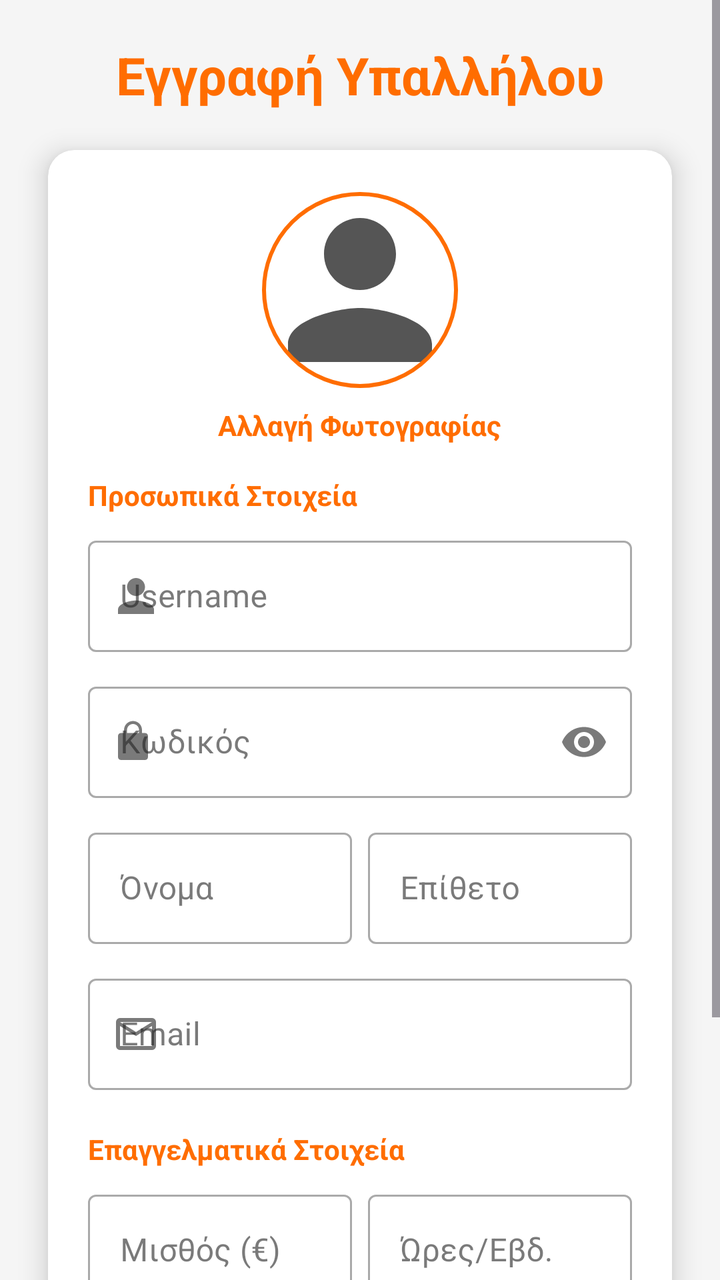
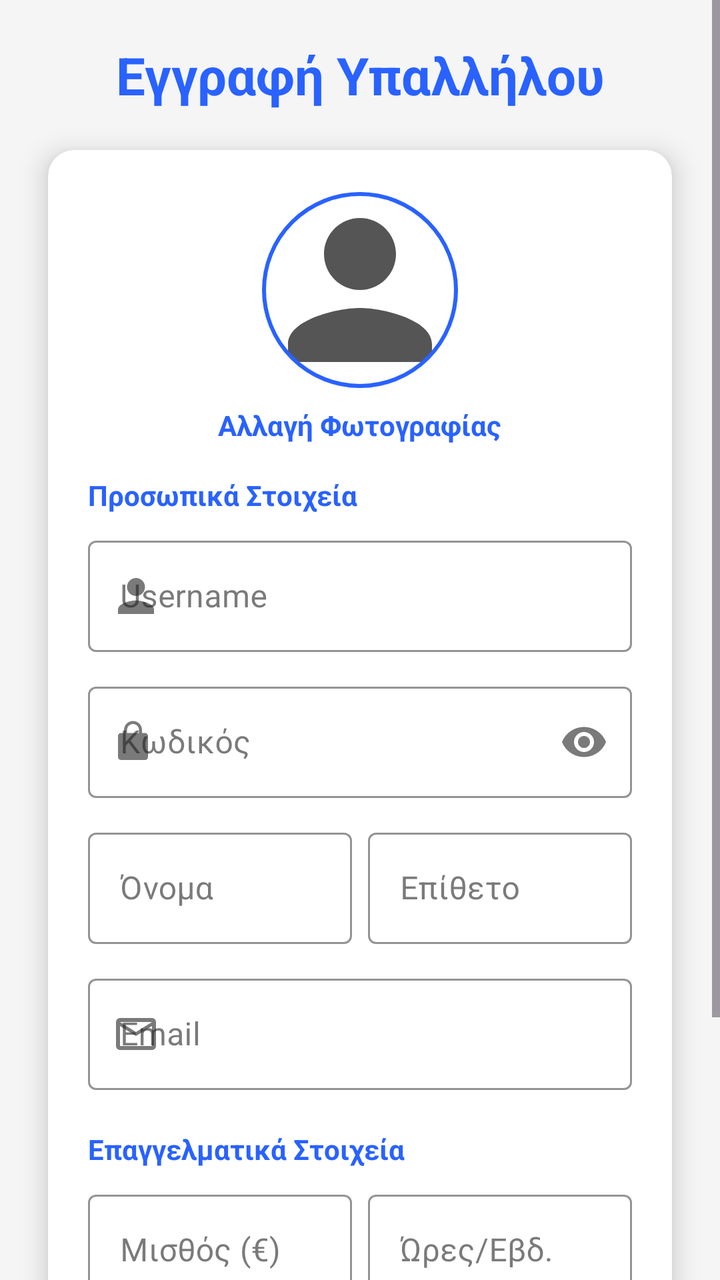

Two renders of the same Android screen: before a commit and after it. Below are the layout's source before the change and the commit's diff.
<!-- AndroidManifest.xml: application theme Theme.Team21 -->
<!-- res/layout/activity_employee_registration.xml -->
<?xml version="1.0" encoding="utf-8"?>
<ScrollView xmlns:android="http://schemas.android.com/apk/res/android"
    xmlns:app="http://schemas.android.com/apk/res-auto"
    android:layout_width="match_parent"
    android:layout_height="match_parent"
    android:background="?android:attr/windowBackground"
    android:fillViewport="true">

    <androidx.constraintlayout.widget.ConstraintLayout
        android:id="@+id/employeeRegistrationActivity"
        android:layout_width="match_parent"
        android:layout_height="wrap_content"
        android:paddingBottom="48dp">

        <TextView
            android:id="@+id/txtRegisterHeader"
            android:layout_width="wrap_content"
            android:layout_height="wrap_content"
            android:layout_marginTop="20dp"
            android:text="Εγγραφή Υπαλλήλου"
            android:textColor="?attr/colorSecondary"
            android:textSize="26sp"
            android:textStyle="bold"
            app:layout_constraintEnd_toEndOf="parent"
            app:layout_constraintStart_toStartOf="parent"
            app:layout_constraintTop_toTopOf="parent" />

        <androidx.cardview.widget.CardView
            android:id="@+id/registerCardView"
            android:layout_width="0dp"
            android:layout_height="wrap_content"
            android:layout_marginStart="24dp"
            android:layout_marginTop="20dp"
            android:layout_marginEnd="24dp"
            app:cardBackgroundColor="?attr/colorSurface"
            app:cardCornerRadius="13dp"
            app:cardElevation="8dp"
            app:layout_constraintEnd_toEndOf="parent"
            app:layout_constraintStart_toStartOf="parent"
            app:layout_constraintTop_toBottomOf="@+id/txtRegisterHeader">

            <LinearLayout
                android:layout_width="match_parent"
                android:layout_height="wrap_content"
                android:orientation="vertical"
                android:padding="20dp">

                
                <LinearLayout
                    android:layout_width="match_parent"
                    android:layout_height="wrap_content"
                    android:gravity="center"
                    android:orientation="vertical"
                    android:layout_marginBottom="16dp">

                    <com.google.android.material.imageview.ShapeableImageView
                        android:id="@+id/imgProfile"
                        android:layout_width="100dp"
                        android:layout_height="100dp"
                        android:padding="2dp"
                        android:scaleType="centerCrop"
                        android:src="@drawable/ic_person"
                        app:strokeColor="?attr/colorSecondary"
                        app:strokeWidth="2dp"
                        app:shapeAppearanceOverlay="@style/CircleImage" />

                    <TextView
                        android:id="@+id/btnChangePhoto"
                        android:layout_width="wrap_content"
                        android:layout_height="wrap_content"
                        android:layout_marginTop="8dp"
                        android:background="?attr/selectableItemBackground"
                        android:clickable="true"
                        android:focusable="true"
                        android:text="Αλλαγή Φωτογραφίας"
                        android:textColor="?attr/colorSecondary"
                        android:textStyle="bold" />
                </LinearLayout>

                <TextView
                    android:layout_width="wrap_content"
                    android:layout_height="wrap_content"
                    android:layout_marginBottom="8dp"
                    android:text="Προσωπικά Στοιχεία"
                    android:textColor="?attr/colorSecondary"
                    android:textStyle="bold" />

                <com.google.android.material.textfield.TextInputLayout
                    style="@style/Widget.MaterialComponents.TextInputLayout.OutlinedBox"
                    android:layout_width="match_parent"
                    android:layout_height="wrap_content"
                    android:hint="Username"
                    app:startIconDrawable="@drawable/ic_person">

                    <com.google.android.material.textfield.TextInputEditText
                        android:id="@+id/edtRegUsername"
                        android:layout_width="match_parent"
                        android:layout_height="wrap_content"
                        android:inputType="text" />
                </com.google.android.material.textfield.TextInputLayout>

                <com.google.android.material.textfield.TextInputLayout
                    style="@style/Widget.MaterialComponents.TextInputLayout.OutlinedBox"
                    android:layout_width="match_parent"
                    android:layout_height="wrap_content"
                    android:layout_marginTop="12dp"
                    android:hint="Κωδικός"
                    app:endIconMode="password_toggle"
                    app:startIconDrawable="@drawable/ic_lock">

                    <com.google.android.material.textfield.TextInputEditText
                        android:id="@+id/edtRegPassword"
                        android:layout_width="match_parent"
                        android:layout_height="wrap_content"
                        android:inputType="textPassword" />
                </com.google.android.material.textfield.TextInputLayout>

                <LinearLayout
                    android:layout_width="match_parent"
                    android:layout_height="wrap_content"
                    android:layout_marginTop="12dp"
                    android:orientation="horizontal">

                    <com.google.android.material.textfield.TextInputLayout
                        style="@style/Widget.MaterialComponents.TextInputLayout.OutlinedBox"
                        android:layout_width="0dp"
                        android:layout_height="wrap_content"
                        android:layout_weight="1"
                        android:layout_marginEnd="4dp"
                        android:hint="Όνομα">

                        <com.google.android.material.textfield.TextInputEditText
                            android:id="@+id/edtRegName"
                            android:layout_width="match_parent"
                            android:layout_height="wrap_content"
                            android:inputType="textPersonName" />
                    </com.google.android.material.textfield.TextInputLayout>

                    <com.google.android.material.textfield.TextInputLayout
                        style="@style/Widget.MaterialComponents.TextInputLayout.OutlinedBox"
                        android:layout_width="0dp"
                        android:layout_height="wrap_content"
                        android:layout_weight="1"
                        android:layout_marginStart="4dp"
                        android:hint="Επίθετο">

                        <com.google.android.material.textfield.TextInputEditText
                            android:id="@+id/edtRegSurname"
                            android:layout_width="match_parent"
                            android:layout_height="wrap_content"
                            android:inputType="textPersonName" />
                    </com.google.android.material.textfield.TextInputLayout>
                </LinearLayout>

                <com.google.android.material.textfield.TextInputLayout
                    style="@style/Widget.MaterialComponents.TextInputLayout.OutlinedBox"
                    android:layout_width="match_parent"
                    android:layout_height="wrap_content"
                    android:layout_marginTop="12dp"
                    android:hint="Email"
                    app:startIconDrawable="@drawable/ic_email">

                    <com.google.android.material.textfield.TextInputEditText
                        android:id="@+id/edtRegEmail"
                        android:layout_width="match_parent"
                        android:layout_height="wrap_content"
                        android:inputType="textEmailAddress" />
                </com.google.android.material.textfield.TextInputLayout>

                
                <TextView
                    android:layout_width="wrap_content"
                    android:layout_height="wrap_content"
                    android:layout_marginTop="20dp"
                    android:layout_marginBottom="8dp"
                    android:text="Επαγγελματικά Στοιχεία"
                    android:textColor="?attr/colorSecondary"
                    android:textStyle="bold" />

                <LinearLayout
                    android:layout_width="match_parent"
                    android:layout_height="wrap_content"
                    android:orientation="horizontal">

                    <com.google.android.material.textfield.TextInputLayout
                        style="@style/Widget.MaterialComponents.TextInputLayout.OutlinedBox"
                        android:layout_width="0dp"
                        android:layout_height="wrap_content"
                        android:layout_weight="1"
                        android:layout_marginEnd="4dp"
                        android:hint="Μισθός (€)">

                        <com.google.android.material.textfield.TextInputEditText
                            android:id="@+id/edtRegSalary"
                            android:layout_width="match_parent"
                            android:layout_height="wrap_content"
                            android:inputType="number" />
                    </com.google.android.material.textfield.TextInputLayout>

                    <com.google.android.material.textfield.TextInputLayout
                        style="@style/Widget.MaterialComponents.TextInputLayout.OutlinedBox"
                        android:layout_width="0dp"
                        android:layout_height="wrap_content"
                        android:layout_weight="1"
                        android:layout_marginStart="4dp"
                        android:hint="Ώρες/Εβδ.">

                        <com.google.android.material.textfield.TextInputEditText
                            android:id="@+id/edtRegHours"
                            android:layout_width="match_parent"
                            android:layout_height="wrap_content"
                            android:inputType="number" />
                    </com.google.android.material.textfield.TextInputLayout>
                </LinearLayout>

                
                <com.google.android.material.textfield.TextInputLayout
                    android:id="@+id/tilMaxQuantity"
                    style="@style/Widget.MaterialComponents.TextInputLayout.OutlinedBox"
                    android:layout_width="match_parent"
                    android:layout_height="wrap_content"
                    android:layout_marginTop="12dp"
                    android:visibility="gone"
                    android:hint="Μέγιστος Αριθμός Παραγγελιών">

                    <com.google.android.material.textfield.TextInputEditText
                        android:id="@+id/edtRegMaxQuantity"
                        android:layout_width="match_parent"
                        android:layout_height="wrap_content"
                        android:inputType="number" />
                </com.google.android.material.textfield.TextInputLayout>

                <com.google.android.material.button.MaterialButton
                    android:id="@+id/btnSubmitRegistration"
                    android:layout_width="match_parent"
                    android:layout_height="60dp"
                    android:layout_marginTop="24dp"
                    android:backgroundTint="?attr/colorPrimary"
                    android:text="ΔΗΜΙΟΥΡΓΙΑ ΥΠΑΛΛΗΛΟΥ"
                    android:textColor="#FFFFFF"
                    android:textSize="16sp"
                    android:textStyle="bold"
                    app:cornerRadius="12dp" />
            </LinearLayout>
        </androidx.cardview.widget.CardView>
    </androidx.constraintlayout.widget.ConstraintLayout>
</ScrollView>
<!-- resources referenced by this layout -->
<resources>
  <!-- drawable ic_email (drawable) -->
  <vector xmlns:android="http://schemas.android.com/apk/res/android"
      android:width="24dp"
      android:height="24dp"
      android:viewportWidth="960"
      android:viewportHeight="960"
      android:tint="?attr/colorControlNormal">
    <path
        android:fillColor="@android:color/white"
        android:pathData="M160,800Q127,800 103.5,776.5Q80,753 80,720L80,240Q80,207 103.5,183.5Q127,160 160,160L800,160Q833,160 856.5,183.5Q880,207 880,240L880,720Q880,753 856.5,776.5Q833,800 800,800L160,800ZM480,520L160,320L160,720Q160,720 160,720Q160,720 160,720L800,720Q800,720 800,720Q800,720 800,720L800,320L480,520ZM480,440L800,240L160,240L480,440ZM160,320L160,240L160,240L160,320L160,720Q160,720 160,720Q160,720 160,720L160,720Q160,720 160,720Q160,720 160,720L160,320Z"/>
  </vector>
  <!-- drawable ic_lock (drawable) -->
  <vector xmlns:android="http://schemas.android.com/apk/res/android"
      android:width="24dp"
      android:height="24dp"
      android:viewportWidth="1024"
      android:viewportHeight="1024">
    <path
        android:fillColor="#555555"
        android:pathData="M704 320h-64v-64c0-105.9-86.1-192-192-192S256 150.1 256 256v64h-64c-35.3 0-64 28.7-64 64v448c0 35.3 28.7 64 64 64h512c35.3 0 64-28.7 64-64V384c0-35.3-28.7-64-64-64z m-384-64c0-70.6 57.4-128 128-128s128 57.4 128 128v64H320v-64z"/>
  </vector>
  <!-- drawable ic_person (drawable) -->
  <vector xmlns:android="http://schemas.android.com/apk/res/android"
      android:width="24dp"
      android:height="24dp"
      android:viewportWidth="1024"
      android:viewportHeight="1024">
    <path
        android:fillColor="#555555"
        android:pathData="M512,512c105.6,0 192,-86.4 192,-192s-86.4,-192 -192,-192 -192,86.4 -192,192S406.4,512 512,512zM512,608c-127.2,0 -384,64.8 -384,192l0,96 768,0 0,-96C896,672.8 639.2,608 512,608z"/>
  </vector>
  <style name="CircleImage">
          <item name="cornerFamily">rounded</item>
          <item name="cornerSize">50%</item>
      </style>
  <style name="Theme.Team21" parent="Base.Theme.Team21" />
  <style name="Base.Theme.Team21" parent="Theme.Material3.DayNight.NoActionBar">
  
          
          <item name="android:windowBackground">@color/bg_light</item>
          <item name="colorSurface">@color/card_light</item>
          <item name="colorSurfaceVariant">@color/input_bg_light</item>
  
          
          <item name="colorOnSurface">@color/text_dark</item>
          <item name="colorOnSurfaceVariant">@color/text_muted_light</item>
  
          <item name="colorOnPrimary">@color/white</item>
  
          
          <item name="colorPrimary">@color/eshop_primary</item>
          <item name="colorSecondary">@color/eshop_accent</item>
  
          <item name="colorError">@color/error_red_light</item>
  
          
          <item name="android:statusBarColor">@color/bg_light</item>
          <item name="android:windowLightStatusBar">true</item>
  
          
          <item name="colorFilterActive">@color/filter_active_light</item>
          <item name="colorFilterUnselected">@color/filter_bg_unselected_light</item>
  
          
          <item name="colorMenuButton">@color/teal_menu_light</item>
      </style>
  <color name="bg_light">#F5F5F5</color>
  <color name="card_light">#FFFFFF</color>
  <color name="input_bg_light">#EBEBEB</color>
  <color name="text_dark">#212121</color>
  <color name="text_muted_light">#757575</color>
  <color name="white">#FFFFFFFF</color>
  <color name="eshop_primary">#2962FF</color>
  <color name="eshop_accent">#FF6D00</color>
  <color name="error_red_light">#D32F2F</color>
  <color name="filter_active_light">#2962FF</color>
  <color name="filter_bg_unselected_light">#E0E0E0</color>
  <color name="teal_menu_light">#009688</color>
</resources>

<!-- the commit's change to res/layout/activity_employee_registration.xml (unified diff, before → after) -->
@@ -18,7 +18,7 @@
             android:layout_height="wrap_content"
             android:layout_marginTop="20dp"
             android:text="Εγγραφή Υπαλλήλου"
-            android:textColor="?attr/colorSecondary"
+            android:textColor="?attr/colorPrimary"
             android:textSize="26sp"
             android:textStyle="bold"
             app:layout_constraintEnd_toEndOf="parent"
@@ -60,7 +60,7 @@
                         android:padding="2dp"
                         android:scaleType="centerCrop"
                         android:src="@drawable/ic_person"
-                        app:strokeColor="?attr/colorSecondary"
+                        app:strokeColor="?attr/colorPrimary"
                         app:strokeWidth="2dp"
                         app:shapeAppearanceOverlay="@style/CircleImage" />
 
@@ -73,7 +73,7 @@
                         android:clickable="true"
                         android:focusable="true"
                         android:text="Αλλαγή Φωτογραφίας"
-                        android:textColor="?attr/colorSecondary"
+                        android:textColor="?attr/colorPrimary"
                         android:textStyle="bold" />
                 </LinearLayout>
 
@@ -82,13 +82,15 @@
                     android:layout_height="wrap_content"
                     android:layout_marginBottom="8dp"
                     android:text="Προσωπικά Στοιχεία"
-                    android:textColor="?attr/colorSecondary"
+                    android:textColor="?attr/colorPrimary"
                     android:textStyle="bold" />
 
                 <com.google.android.material.textfield.TextInputLayout
                     style="@style/Widget.MaterialComponents.TextInputLayout.OutlinedBox"
                     android:layout_width="match_parent"
                     android:layout_height="wrap_content"
+                    app:boxBackgroundColor="?attr/colorSurface"
+                    app:boxStrokeColor="?attr/colorPrimary"
                     android:hint="Username"
                     app:startIconDrawable="@drawable/ic_person">
 
@@ -96,6 +98,7 @@
                         android:id="@+id/edtRegUsername"
                         android:layout_width="match_parent"
                         android:layout_height="wrap_content"
+                        android:textColor="?attr/colorOnSurface"
                         android:inputType="text" />
                 </com.google.android.material.textfield.TextInputLayout>
 
@@ -104,6 +107,8 @@
                     android:layout_width="match_parent"
                     android:layout_height="wrap_content"
                     android:layout_marginTop="12dp"
+                    app:boxBackgroundColor="?attr/colorSurface"
+                    app:boxStrokeColor="?attr/colorPrimary"
                     android:hint="Κωδικός"
                     app:endIconMode="password_toggle"
                     app:startIconDrawable="@drawable/ic_lock">
@@ -112,6 +117,7 @@
                         android:id="@+id/edtRegPassword"
                         android:layout_width="match_parent"
                         android:layout_height="wrap_content"
+                        android:textColor="?attr/colorOnSurface"
                         android:inputType="textPassword" />
                 </com.google.android.material.textfield.TextInputLayout>
 
@@ -127,12 +133,15 @@
                         android:layout_height="wrap_content"
                         android:layout_weight="1"
                         android:layout_marginEnd="4dp"
+                        app:boxBackgroundColor="?attr/colorSurface"
+                        app:boxStrokeColor="?attr/colorPrimary"
                         android:hint="Όνομα">
 
                         <com.google.android.material.textfield.TextInputEditText
                             android:id="@+id/edtRegName"
                             android:layout_width="match_parent"
                             android:layout_height="wrap_content"
+                            android:textColor="?attr/colorOnSurface"
                             android:inputType="textPersonName" />
                     </com.google.android.material.textfield.TextInputLayout>
 
@@ -142,12 +151,15 @@
                         android:layout_height="wrap_content"
                         android:layout_weight="1"
                         android:layout_marginStart="4dp"
+                        app:boxBackgroundColor="?attr/colorSurface"
+                        app:boxStrokeColor="?attr/colorPrimary"
                         android:hint="Επίθετο">
 
                         <com.google.android.material.textfield.TextInputEditText
                             android:id="@+id/edtRegSurname"
                             android:layout_width="match_parent"
                             android:layout_height="wrap_content"
+                            android:textColor="?attr/colorOnSurface"
                             android:inputType="textPersonName" />
                     </com.google.android.material.textfield.TextInputLayout>
                 </LinearLayout>
@@ -157,6 +169,8 @@
                     android:layout_width="match_parent"
                     android:layout_height="wrap_content"
                     android:layout_marginTop="12dp"
+                    app:boxBackgroundColor="?attr/colorSurface"
+                    app:boxStrokeColor="?attr/colorPrimary"
                     android:hint="Email"
                     app:startIconDrawable="@drawable/ic_email">
 
@@ -164,6 +178,7 @@
                         android:id="@+id/edtRegEmail"
                         android:layout_width="match_parent"
                         android:layout_height="wrap_content"
+                        android:textColor="?attr/colorOnSurface"
                         android:inputType="textEmailAddress" />
                 </com.google.android.material.textfield.TextInputLayout>
 
@@ -174,7 +189,7 @@
                     android:layout_marginTop="20dp"
                     android:layout_marginBottom="8dp"
                     android:text="Επαγγελματικά Στοιχεία"
-                    android:textColor="?attr/colorSecondary"
+                    android:textColor="?attr/colorPrimary"
                     android:textStyle="bold" />
 
                 <LinearLayout
@@ -188,12 +203,15 @@
                         android:layout_height="wrap_content"
                         android:layout_weight="1"
                         android:layout_marginEnd="4dp"
+                        app:boxBackgroundColor="?attr/colorSurface"
+                        app:boxStrokeColor="?attr/colorPrimary"
                         android:hint="Μισθός (€)">
 
                         <com.google.android.material.textfield.TextInputEditText
                             android:id="@+id/edtRegSalary"
                             android:layout_width="match_parent"
                             android:layout_height="wrap_content"
+                            android:textColor="?attr/colorOnSurface"
                             android:inputType="number" />
                     </com.google.android.material.textfield.TextInputLayout>
 
@@ -203,12 +221,15 @@
                         android:layout_height="wrap_content"
                         android:layout_weight="1"
                         android:layout_marginStart="4dp"
+                        app:boxBackgroundColor="?attr/colorSurface"
+                        app:boxStrokeColor="?attr/colorPrimary"
                         android:hint="Ώρες/Εβδ.">
 
                         <com.google.android.material.textfield.TextInputEditText
                             android:id="@+id/edtRegHours"
                             android:layout_width="match_parent"
                             android:layout_height="wrap_content"
+                            android:textColor="?attr/colorOnSurface"
                             android:inputType="number" />
                     </com.google.android.material.textfield.TextInputLayout>
                 </LinearLayout>
@@ -221,12 +242,15 @@
                     android:layout_height="wrap_content"
                     android:layout_marginTop="12dp"
                     android:visibility="gone"
+                    app:boxBackgroundColor="?attr/colorSurface"
+                    app:boxStrokeColor="?attr/colorPrimary"
                     android:hint="Μέγιστος Αριθμός Παραγγελιών">
 
                     <com.google.android.material.textfield.TextInputEditText
                         android:id="@+id/edtRegMaxQuantity"
                         android:layout_width="match_parent"
                         android:layout_height="wrap_content"
+                        android:textColor="?attr/colorOnSurface"
                         android:inputType="number" />
                 </com.google.android.material.textfield.TextInputLayout>
 
@@ -235,9 +259,9 @@
                     android:layout_width="match_parent"
                     android:layout_height="60dp"
                     android:layout_marginTop="24dp"
-                    android:backgroundTint="?attr/colorPrimary"
+                    app:backgroundTint="?attr/colorPrimary"
                     android:text="ΔΗΜΙΟΥΡΓΙΑ ΥΠΑΛΛΗΛΟΥ"
-                    android:textColor="#FFFFFF"
+                    android:textColor="?attr/colorOnPrimary"
                     android:textSize="16sp"
                     android:textStyle="bold"
                     app:cornerRadius="12dp" />
